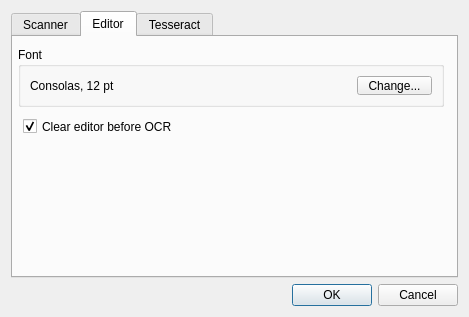
Qt form ui/ui_settings.ui (zdenop/lector) before a commit.
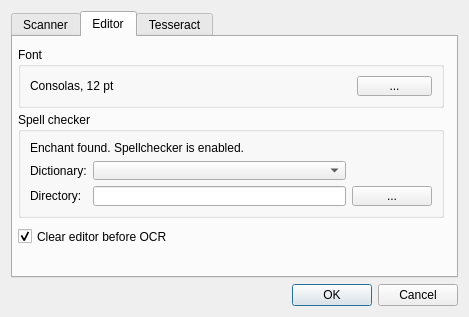
The same form after that commit.

Commit message: spellchecker settings

The edit to the form file:
```diff
--- a/ui/ui_settings.ui
+++ b/ui/ui_settings.ui
@@ -143,7 +143,7 @@
            <x>5</x>
            <y>10</y>
            <width>426</width>
-           <height>60</height>
+           <height>61</height>
           </rect>
          </property>
          <property name="title">
@@ -166,7 +166,7 @@
              </size>
             </property>
             <property name="text">
-             <string>Change...</string>
+             <string>...</string>
             </property>
            </widget>
           </item>
@@ -188,9 +188,9 @@
         <widget class="QCheckBox" name="checkBoxClear">
          <property name="geometry">
           <rect>
-           <x>10</x>
-           <y>80</y>
-           <width>171</width>
+           <x>5</x>
+           <y>190</y>
+           <width>426</width>
            <height>19</height>
           </rect>
          </property>
@@ -201,6 +201,79 @@
           <bool>true</bool>
          </property>
         </widget>
+        <widget class="QGroupBox" name="groupBox_3">
+         <property name="geometry">
+          <rect>
+           <x>5</x>
+           <y>75</y>
+           <width>426</width>
+           <height>106</height>
+          </rect>
+         </property>
+         <property name="title">
+          <string>Spell checker</string>
+         </property>
+         <layout class="QGridLayout" name="gridLayout">
+          <item row="1" column="0">
+           <widget class="QLabel" name="dictionaryLabel">
+            <property name="text">
+             <string>Dictionary:</string>
+            </property>
+           </widget>
+          </item>
+          <item row="1" column="1">
+           <widget class="QComboBox" name="dictBox">
+            <property name="toolTip">
+             <string>Here is list of found distionaries</string>
+            </property>
+           </widget>
+          </item>
+          <item row="2" column="0">
+           <widget class="QLabel" name="directoryLabel">
+            <property name="text">
+             <string>Directory:</string>
+            </property>
+           </widget>
+          </item>
+          <item row="2" column="1">
+           <widget class="QLineEdit" name="directoryLine">
+            <property name="mouseTracking">
+             <bool>false</bool>
+            </property>
+            <property name="toolTip">
+             <string>&lt;!DOCTYPE HTML PUBLIC &quot;-//W3C//DTD HTML 4.0//EN&quot; &quot;http://www.w3.org/TR/REC-html40/strict.dtd&quot;&gt;
+&lt;html&gt;&lt;head&gt;&lt;meta name=&quot;qrichtext&quot; content=&quot;1&quot; /&gt;&lt;style type=&quot;text/css&quot;&gt;
+p, li { white-space: pre-wrap; }
+&lt;/style&gt;&lt;/head&gt;&lt;body style=&quot; font-family:'MS Shell Dlg 2'; font-size:8.25pt; font-weight:400; font-style:normal;&quot;&gt;
+&lt;p style=&quot; margin-top:0px; margin-bottom:0px; margin-left:0px; margin-right:0px; -qt-block-indent:0; text-indent:0px;&quot;&gt;&lt;span style=&quot; font-size:8pt;&quot;&gt;Directory where are placed your spellcheckerl dictionaries.&lt;/span&gt;&lt;span style=&quot; font-size:8pt; font-weight:600;&quot;&gt; Leave blank&lt;/span&gt;&lt;span style=&quot; font-size:8pt;&quot;&gt; if you want to use only default &lt;/span&gt;&lt;span style=&quot; font-size:8pt;&quot;&gt;Enchant&lt;/span&gt;&lt;span style=&quot; font-size:8pt;&quot;&gt; dictionaries.&lt;/span&gt;&lt;/p&gt;&lt;/body&gt;&lt;/html&gt;</string>
+            </property>
+            <property name="frame">
+             <bool>true</bool>
+            </property>
+            <property name="readOnly">
+             <bool>false</bool>
+            </property>
+           </widget>
+          </item>
+          <item row="2" column="2">
+           <widget class="QPushButton" name="dictDirButton">
+            <property name="toolTip">
+             <string>Click here to set directory with your spellchecking dictionaries.</string>
+            </property>
+            <property name="text">
+             <string>...</string>
+            </property>
+           </widget>
+          </item>
+          <item row="0" column="0" colspan="3">
+           <widget class="QLabel" name="spellInfoLabel">
+            <property name="text">
+             <string>Enchant found. Spellchecker is enabled.</string>
+            </property>
+           </widget>
+          </item>
+         </layout>
+        </widget>
        </widget>
        <widget class="QWidget" name="tesseract">
         <attribute name="title">
```
Left out of the diff: 22 changed lines with no effect on the pictures. The commit also changes 2 other files.
